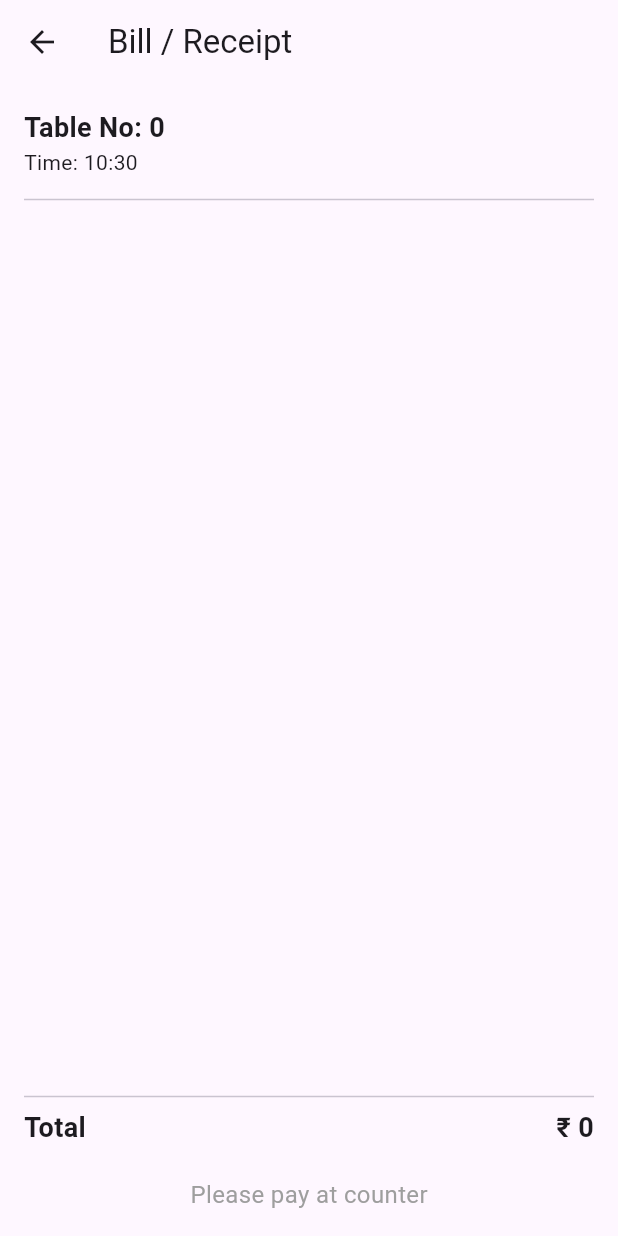
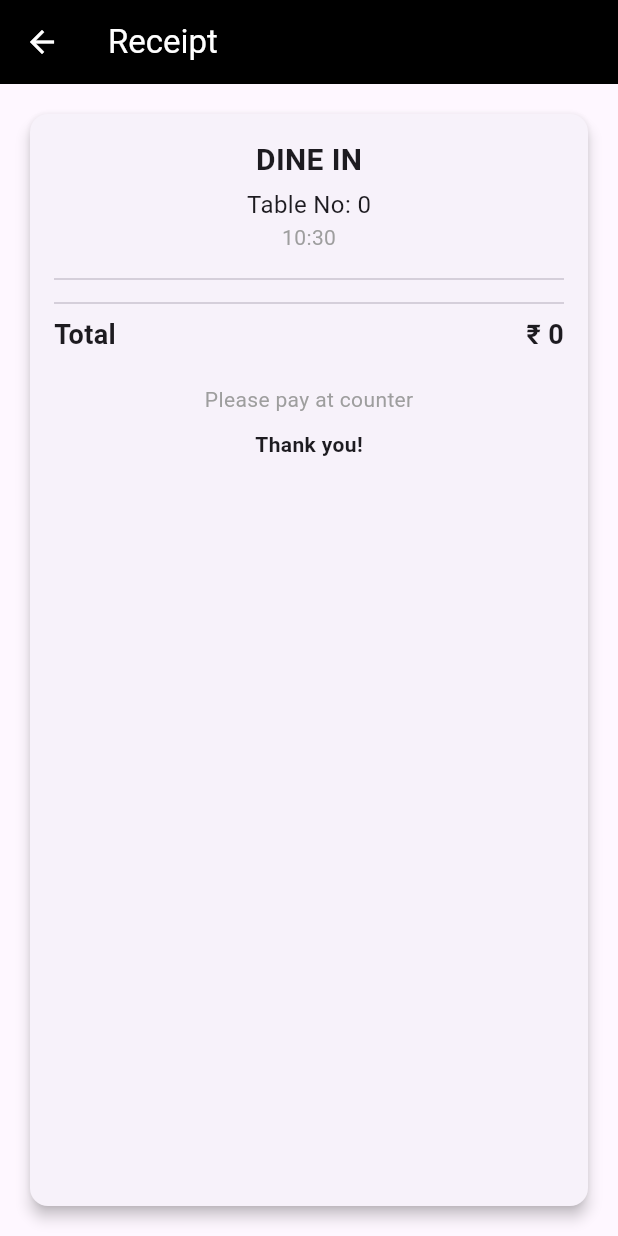
Before and after one commit to farihaarai/kitchen_order_management_app, a Flutter app: the ReceiptScreen screen opened directly with empty values, on a phone screen of 412 x 824 dp. Run offline on Flutter 3.47's test engine with Material 3 defaults, Android fonts, the phone set to English and light mode, and no system bars; our stand-ins replace cloud_firestore, firebase_core, flutter_bloc, go_router; accounts and stored records are empty.

Commit message:
feat(order-ui): redesign order summary and receipt screens with improved layout, styled AppBar, item cards, total section, and receipt-style bill view

```diff
--- a/lib/screens/customer/receipt_screen.dart
+++ b/lib/screens/customer/receipt_screen.dart
@@ -25,35 +25,50 @@ class ReceiptScreen extends StatelessWidget {
   @override
   Widget build(BuildContext context) {
     return Scaffold(
-      appBar: AppBar(title: Text("Bill / Receipt")),
+      appBar: AppBar(
+        title: Text("Receipt"),
+        backgroundColor: Colors.black,
+        foregroundColor: Colors.white,
+      ),
       body: Padding(
         padding: EdgeInsets.all(16),
-        child: Column(
-          crossAxisAlignment: CrossAxisAlignment.start,
+        child: Center(
+          child: Container(
+            constraints: BoxConstraints(maxWidth: 400),
+            child: Card(
+              elevation: 4,
+              shape: RoundedRectangleBorder(
+                borderRadius: BorderRadiusGeometry.circular(12),
+              ),
+              child: Padding(
+                padding: EdgeInsets.all(16),
+                child: _buildReceiptContent(),
+              ),
+            ),
+          ),
+        ),
+      ),
+    );
+  }
+
+  Widget _buildReceiptContent() {
+    return Column(
+      crossAxisAlignment: CrossAxisAlignment.center,
       children: [
         Text(
-              "Table No: $tableNo",
-              style: const TextStyle(fontSize: 18, fontWeight: FontWeight.bold),
+          "DINE IN",
+          style: TextStyle(fontSize: 20, fontWeight: FontWeight.bold),
         ),
+        SizedBox(height: 4),
+        Text("Table No: $tableNo", style: const TextStyle(fontSize: 16)),
         Text(
-              "Time: ${time.hour}:${time.minute.toString().padLeft(2, '0')}",
+          "${time.hour}:${time.minute.toString().padLeft(2, '0')}",
+          style: TextStyle(color: Colors.grey),
         ),
-            const Divider(height: 30),
-            Expanded(
-              child: ListView(
-                children: items.map((cartItem) {
-                  final itemTotal = cartItem.item.price * cartItem.quantity;
-
-                  return ListTile(
-                    title: Text(cartItem.item.name),
-                    subtitle: Text("Qty: ${cartItem.quantity}"),
-                    trailing: Text("₹ ${itemTotal.toStringAsFixed(0)}"),
-                  );
-                }).toList(),
-              ),
-            ),
-
-            const Divider(),
+        const SizedBox(height: 10),
+        const Divider(thickness: 1),
+        _buildItemList(),
+        const Divider(thickness: 1),
 
         Row(
           mainAxisAlignment: MainAxisAlignment.spaceBetween,
@@ -71,15 +86,32 @@ class ReceiptScreen extends StatelessWidget {
 
         const SizedBox(height: 20),
 
-            const Center(
-              child: Text(
-                "Please pay at counter",
-                style: TextStyle(fontSize: 16, color: Colors.grey),
-              ),
-            ),
+        Text("Please pay at counter", style: TextStyle(color: Colors.grey)),
+        SizedBox(height: 10),
+        Text("Thank you!", style: TextStyle(fontWeight: FontWeight.bold)),
+      ],
+    );
+  }
+
+  Widget _buildItemList() {
+    return ListView(
+      shrinkWrap: true,
+      physics: NeverScrollableScrollPhysics(),
+      children: items.map((cartItem) {
+        final itemTotal = cartItem.item.price * cartItem.quantity;
+
+        return Padding(
+          padding: EdgeInsets.symmetric(vertical: 4),
+          child: Row(
+            children: [
+              Expanded(child: Text(cartItem.item.name)),
+              Text("Qty: ${cartItem.quantity}"),
+              SizedBox(width: 10),
+              Text("₹ ${itemTotal.toStringAsFixed(0)}"),
             ],
           ),
-      ),
+        );
+      }).toList(),
     );
   }
 }
```
Also changed, not shown: lib/screens/customer/order_summary_screen.dart (+126 -15 lines). Lines whose indentation alone changed are shown as unchanged.
